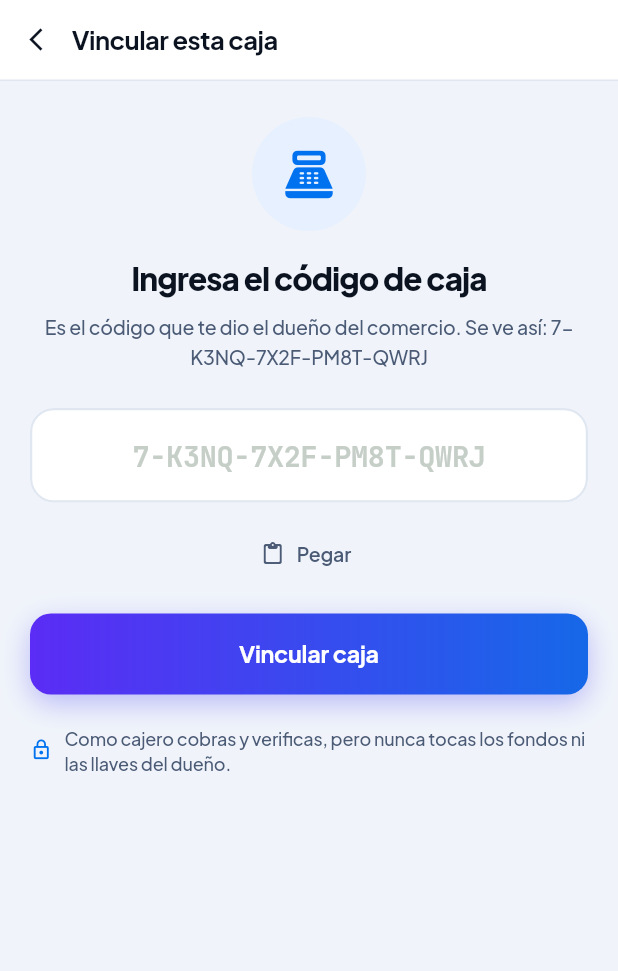
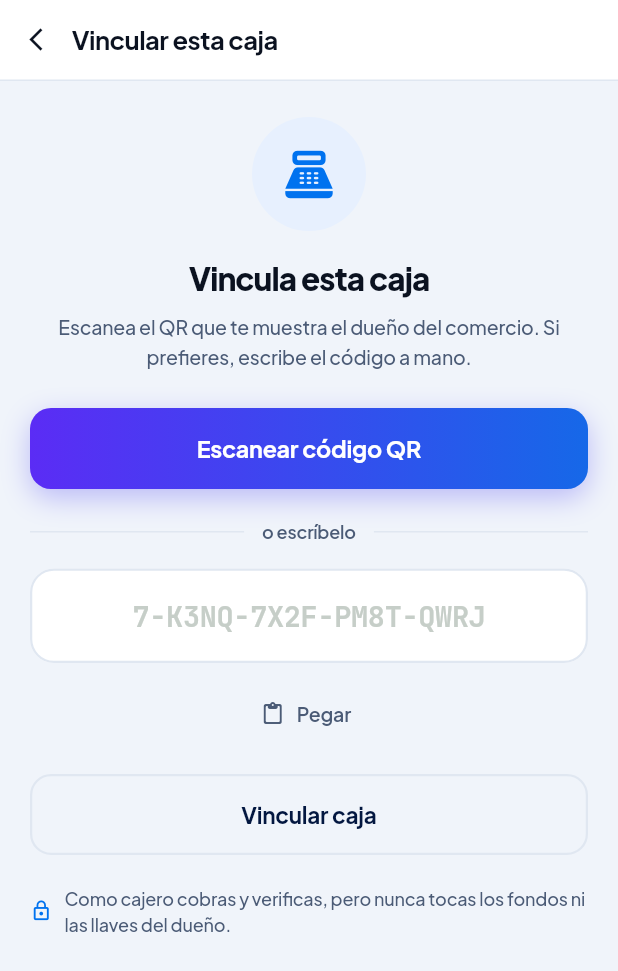
Before and after one commit to Diego785/waliki-qr, a Flutter app: the screen it shows after launch, after a tap on "Soy cajero", on a phone screen of 412 x 824 dp. Shown: the top 971 px of the screen. Run offline on Flutter 3.47's test engine with Material 3 defaults, Android fonts, the phone set to English and light mode, and no system bars; our stand-ins replace flutter_secure_storage, qr_flutter, shared_preferences; missing offline and left inert: mobile_scanner, reown_appkit, web3dart; network calls fail.

Commit message:
feat(app): vincular la caja escaneando un QR
El cajero lee el codigo de la caja con la camara en vez de tipearlo. Permiso de camara en Android e iOS.

```diff
--- a/app/lib/screens/cajero_setup.dart
+++ b/app/lib/screens/cajero_setup.dart
@@ -1,3 +1,4 @@
+import 'package:flutter/foundation.dart' show kIsWeb;
 import 'package:flutter/material.dart';
 import 'package:flutter/services.dart';
 
@@ -8,6 +9,7 @@ import '../session.dart';
 import '../ui.dart';
 import '../vault.dart';
 import 'cajero_pin.dart';
+import 'escanear_caja.dart';
 
 /// The cashier turns this device into a register by typing the code the owner
 /// handed them.
@@ -109,6 +111,27 @@ class _CajeroSetupScreenState extends State<CajeroSetupScreen> {
     });
   }
 
+  /// The camera only exists on a phone: mobile_scanner has a web build, but on
+  /// web this screen is the mockup path and the wallet half of the app does not
+  /// work there either.
+  bool get _puedeEscanear => !kIsWeb;
+
+  /// Reading the code instead of typing it. Sixteen characters copied by eye
+  /// from one phone to another is where this flow used to lose people.
+  Future<void> _escanear() async {
+    final code = await Navigator.of(context).push<String>(
+      MaterialPageRoute(builder: (_) => const EscanearCajaScreen()),
+    );
+    if (code == null || !mounted) return;
+    setState(() {
+      _ctrl.text = code;
+      _error = null;
+    });
+    // Straight through: the scan already is the confirmation, and asking for
+    // one more tap after it would undo the point of scanning.
+    await _vincular();
+  }
+
   @override
   Widget build(BuildContext context) {
     return Scaffold(
@@ -136,14 +159,19 @@ class _CajeroSetupScreenState extends State<CajeroSetupScreen> {
               ),
               const SizedBox(height: 16),
               Text(
-                'Ingresa el código de caja',
+                _puedeEscanear
+                    ? 'Vincula esta caja'
+                    : 'Ingresa el código de caja',
                 textAlign: TextAlign.center,
                 style: wk(size: 21, weight: 800, tracking: -0.03),
               ),
               const SizedBox(height: 8),
               Text(
-                'Es el código que te dio el dueño del comercio. '
-                'Se ve así: 7-K3NQ-7X2F-PM8T-QWRJ',
+                _puedeEscanear
+                    ? 'Escanea el QR que te muestra el dueño del comercio. '
+                          'Si prefieres, escribe el código a mano.'
+                    : 'Es el código que te dio el dueño del comercio. '
+                          'Se ve así: 7-K3NQ-7X2F-PM8T-QWRJ',
                 textAlign: TextAlign.center,
                 style: wk(size: 13, weight: 500, color: kInkSoft, height: 1.55),
               ),
@@ -170,6 +198,27 @@ class _CajeroSetupScreenState extends State<CajeroSetupScreen> {
                 ),
               ],
               const SizedBox(height: 24),
+              if (_puedeEscanear) ...[
+                PrimaryButton(
+                  'Escanear código QR',
+                  onTap: _busy ? null : _escanear,
+                ),
+                const SizedBox(height: 20),
+                Row(
+                  children: [
+                    const Expanded(child: Divider(color: kLine, height: 1)),
+                    Padding(
+                      padding: const EdgeInsets.symmetric(horizontal: 12),
+                      child: Text(
+                        'o escríbelo',
+                        style: wk(size: 12, weight: 600, color: kInkSoft),
+                      ),
+                    ),
+                    const Expanded(child: Divider(color: kLine, height: 1)),
+                  ],
+                ),
+                const SizedBox(height: 16),
+              ],
               TextField(
                 controller: _ctrl,
                 textAlign: TextAlign.center,
@@ -256,10 +305,34 @@ class _CajeroSetupScreenState extends State<CajeroSetupScreen> {
                 ),
               ],
               const SizedBox(height: 16),
-              PrimaryButton(
-                _busy ? 'Verificando…' : 'Vincular caja',
-                onTap: _busy ? null : _vincular,
-              ),
+              // Two filled buttons on one screen would say nothing about which
+              // one to use, so where scanning exists this is the quiet one.
+              if (_puedeEscanear)
+                SizedBox(
+                  height: 54,
+                  child: OutlinedButton(
+                    onPressed: _busy ? null : _vincular,
+                    style: OutlinedButton.styleFrom(
+                      side: const BorderSide(color: kLine, width: 1.5),
+                      shape: RoundedRectangleBorder(
+                        borderRadius: BorderRadius.circular(14),
+                      ),
+                    ),
+                    child: Text(
+                      _busy ? 'Verificando…' : 'Vincular caja',
+                      style: wk(
+                        size: 15,
+                        weight: 700,
+                        color: _busy ? kDisabledInk : kBrandInk,
+                      ),
+                    ),
+                  ),
+                )
+              else
+                PrimaryButton(
+                  _busy ? 'Verificando…' : 'Vincular caja',
+                  onTap: _busy ? null : _vincular,
+                ),
               const SizedBox(height: 20),
               Row(
                 children: [
--- a/app/lib/screens/nueva_caja.dart
+++ b/app/lib/screens/nueva_caja.dart
@@ -5,6 +5,7 @@ import 'package:flutter/material.dart';
 import 'package:flutter/services.dart';
 
 import '../caja_code.dart';
+import '../caja_qr.dart';
 import '../cashier_identity.dart';
 import '../chain.dart';
 import '../session.dart';
@@ -336,6 +337,11 @@ class _NuevaCajaScreenState extends State<NuevaCajaScreen> {
                     mono: true,
                   ),
                 ),
+                const SizedBox(height: 18),
+                // The code stays the source of truth -- it is what gets read
+                // out loud over the phone. The QR is the fast path for when
+                // both phones are on the same counter.
+                CajaQr(code: code),
               ],
             ),
           ),
@@ -373,7 +379,7 @@ class _NuevaCajaScreenState extends State<NuevaCajaScreen> {
                 Text('Cómo lo usa el cajero', style: wk(size: 14, weight: 700)),
                 const SizedBox(height: 10),
                 _paso('1', 'Abre Waliki en su teléfono y elige "Soy cajero".'),
-                _paso('2', 'Escribe el código $code.'),
+                _paso('2', 'Escanea el QR de arriba, o escribe $code.'),
                 _paso('3', 'Elige su propio PIN y ya puede cobrar.'),
               ],
             ),
--- a/app/pubspec.yaml
+++ b/app/pubspec.yaml
@@ -38,6 +38,11 @@ dependencies:
   http: ^1.2.2
   # QR rendering for the charge screen (pure Dart, no native code)
   qr_flutter: ^4.1.0
+  # Reading QRs back: the register code the owner hands over is sixteen
+  # characters typed from one phone's screen into another. This is the only
+  # native dependency in the app (CameraX + ML Kit on Android), and it ships the
+  # barcode model bundled, so it works on a phone without Play Services.
+  mobile_scanner: ^7.4.0
   shared_preferences: ^2.5.5
   url_launcher: ^6.3.2
   reown_appkit: ^1.9.0
```
Also changed, not shown: app/lib/caja_code.dart (+13 -0 lines), app/lib/caja_qr.dart (added, +132 -0 lines), app/lib/screens/cajeros.dart (+17 -0 lines), app/lib/screens/escanear_caja.dart (added, +248 -0 lines), app/pubspec.lock, 6 other files.
